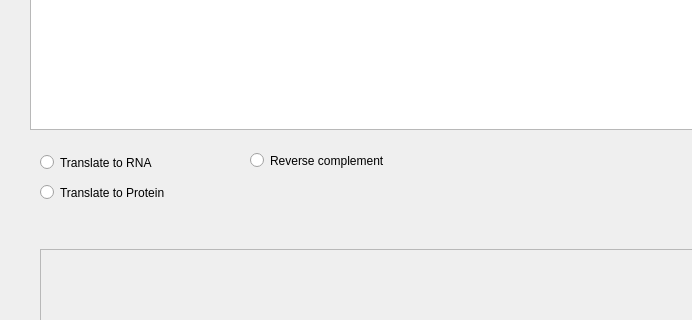
Old version of the form src/window.ui in the repository mohamedhamidat/pyqt4Bio; both pictures show x 0 to 692 and y 120 to 440 of the 1332 by 718 pixel window.
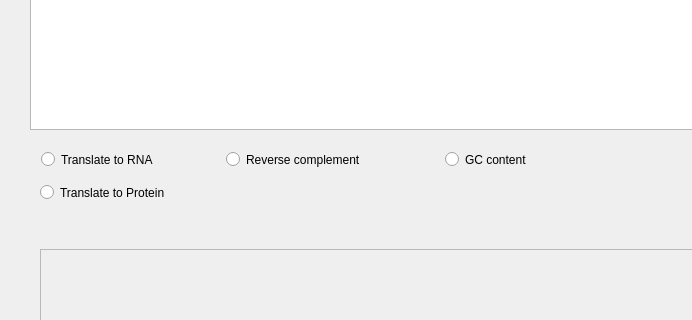
New version of the form.

Commit message: added gc content functionality

```diff
--- a/src/window.ui
+++ b/src/window.ui
@@ -58,9 +58,9 @@
    <widget class="QRadioButton" name="translate_to_rna_RadioBtn">
     <property name="geometry">
      <rect>
-      <x>40</x>
-      <y>250</y>
-      <width>191</width>
+      <x>41</x>
+      <y>247</y>
+      <width>175</width>
       <height>27</height>
      </rect>
     </property>
@@ -107,16 +107,29 @@
    <widget class="QRadioButton" name="reverse_complement_radioBtn">
     <property name="geometry">
      <rect>
-      <x>250</x>
-      <y>246</y>
-      <width>221</width>
-      <height>31</height>
+      <x>226</x>
+      <y>247</y>
+      <width>209</width>
+      <height>27</height>
      </rect>
     </property>
     <property name="text">
      <string>Reverse complement</string>
     </property>
    </widget>
+   <widget class="QRadioButton" name="gc_content_radioBtn">
+    <property name="geometry">
+     <rect>
+      <x>445</x>
+      <y>247</y>
+      <width>127</width>
+      <height>27</height>
+     </rect>
+    </property>
+    <property name="text">
+     <string>GC content</string>
+    </property>
+   </widget>
   </widget>
   <widget class="QMenuBar" name="menubar">
    <property name="geometry">
```
The commit also changes 12 other files.
